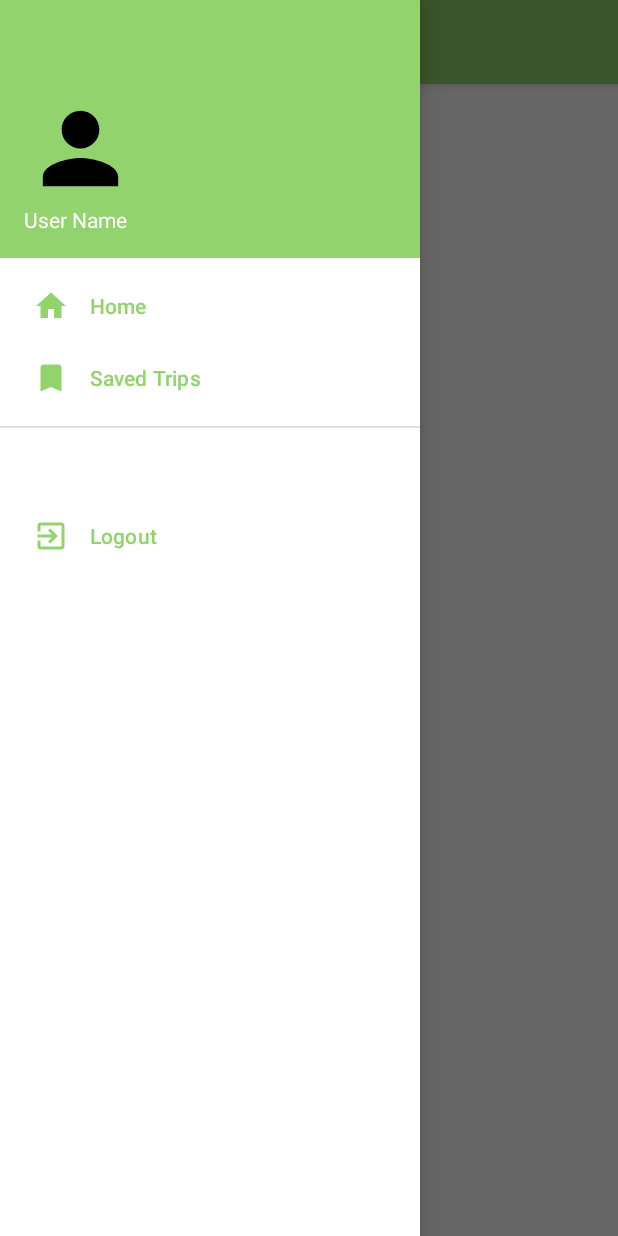
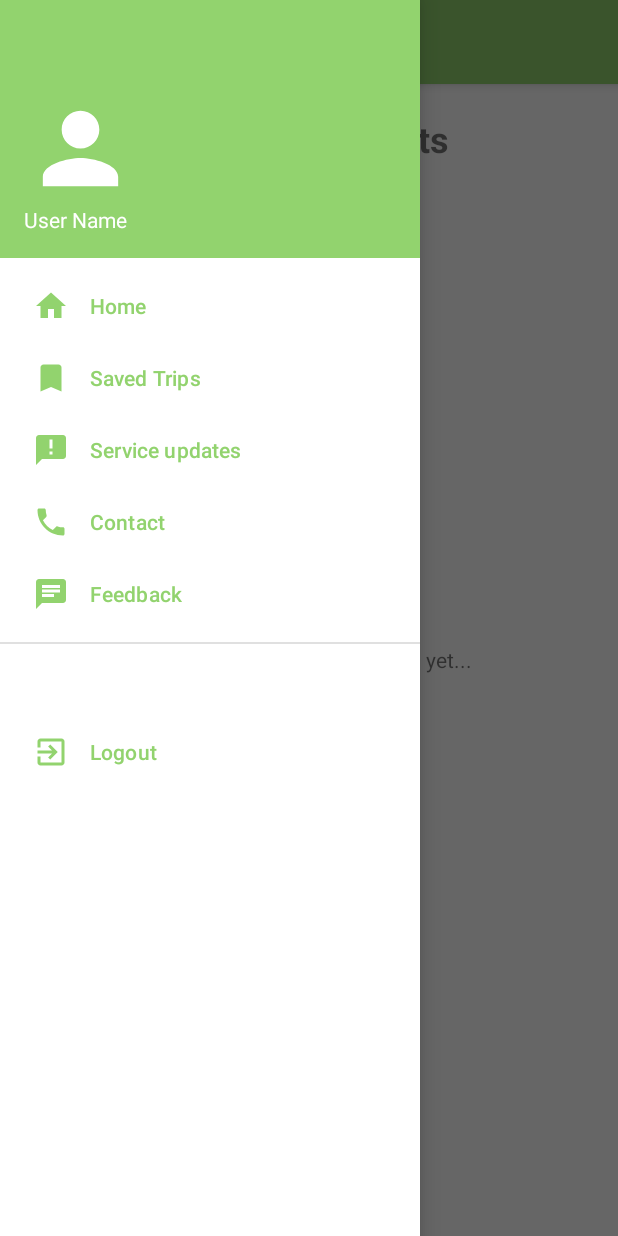
Before and after one commit to mochibocchi/OlympiNaV, an Android app: the screen it shows after launch (MainActivity), with the side drawer open, on a phone screen of 412 x 824 dp. Run offline under Robolectric (Android 15) with nearby library versions, the phone set to English and light mode, and no system bars.

Commit message:
Finalise navigation menu and MainActivity

```diff
--- a/app/src/main/java/com/example/olympinav/MainActivity.java
+++ b/app/src/main/java/com/example/olympinav/MainActivity.java
@@ -40,11 +40,26 @@ public class MainActivity extends AppCompatActivity implements NavigationView.On
         int itemId = item.getItemId();
 //    Here, you can add more items in the navigation bar on the left.
         if (itemId == R.id.nav_home) {
-            // Start the main activity or any other activity
+            // To navigate to a new activity, change the activity here:
             Intent intent = new Intent(this, MainActivity.class);
             startActivity(intent);
         }
-        else if (itemId == R.id.nav_savedtrips) {
+        else if (itemId == R.id.nav_saved_trips) {
+            Intent intent = new Intent(this, MainActivity.class);
+            startActivity(intent);
+        }
+
+        else if (itemId == R.id.nav_service_updates) {
+            Intent intent = new Intent(this, MainActivity.class);
+            startActivity(intent);
+        }
+
+        else if (itemId == R.id.nav_contact) {
+            Intent intent = new Intent(this, MainActivity.class);
+            startActivity(intent);
+        }
+
+        else if (itemId == R.id.nav_feedback) {
             Intent intent = new Intent(this, MainActivity.class);
             startActivity(intent);
         }
--- /dev/null
+++ b/app/src/main/res/drawable/baseline_announcement_24.xml
@@ -0,0 +1,5 @@
+<vector android:autoMirrored="true" android:height="24dp"
+    android:tint="#000000" android:viewportHeight="24"
+    android:viewportWidth="24" android:width="24dp" xmlns:android="http://schemas.android.com/apk/res/android">
+    <path android:fillColor="@android:color/white" android:pathData="M20,2L4,2c-1.1,0 -1.99,0.9 -1.99,2L2,22l4,-4h14c1.1,0 2,-0.9 2,-2L22,4c0,-1.1 -0.9,-2 -2,-2zM13,11h-2L11,5h2v6zM13,15h-2v-2h2v2z"/>
+</vector>
--- /dev/null
+++ b/app/src/main/res/drawable/baseline_chat_24.xml
@@ -0,0 +1,5 @@
+<vector android:autoMirrored="true" android:height="24dp"
+    android:tint="#000000" android:viewportHeight="24"
+    android:viewportWidth="24" android:width="24dp" xmlns:android="http://schemas.android.com/apk/res/android">
+    <path android:fillColor="@android:color/white" android:pathData="M20,2L4,2c-1.1,0 -1.99,0.9 -1.99,2L2,22l4,-4h14c1.1,0 2,-0.9 2,-2L22,4c0,-1.1 -0.9,-2 -2,-2zM6,9h12v2L6,11L6,9zM14,14L6,14v-2h8v2zM18,8L6,8L6,6h12v2z"/>
+</vector>
--- a/app/src/main/res/drawable/baseline_person_24.xml
+++ b/app/src/main/res/drawable/baseline_person_24.xml
@@ -1,4 +1,4 @@
-<vector android:height="24dp" android:tint="#000000"
+<vector android:height="24dp" android:tint="#FFFFFF"
     android:viewportHeight="24" android:viewportWidth="24"
     android:width="24dp" xmlns:android="http://schemas.android.com/apk/res/android">
     <path android:fillColor="@android:color/white" android:pathData="M12,12c2.21,0 4,-1.79 4,-4s-1.79,-4 -4,-4 -4,1.79 -4,4 1.79,4 4,4zM12,14c-2.67,0 -8,1.34 -8,4v2h16v-2c0,-2.66 -5.33,-4 -8,-4z"/>
--- /dev/null
+++ b/app/src/main/res/drawable/baseline_phone_24.xml
@@ -0,0 +1,5 @@
+<vector android:height="24dp" android:tint="#000000"
+    android:viewportHeight="24" android:viewportWidth="24"
+    android:width="24dp" xmlns:android="http://schemas.android.com/apk/res/android">
+    <path android:fillColor="@android:color/white" android:pathData="M6.62,10.79c1.44,2.83 3.76,5.14 6.59,6.59l2.2,-2.2c0.27,-0.27 0.67,-0.36 1.02,-0.24 1.12,0.37 2.33,0.57 3.57,0.57 0.55,0 1,0.45 1,1V20c0,0.55 -0.45,1 -1,1 -9.39,0 -17,-7.61 -17,-17 0,-0.55 0.45,-1 1,-1h3.5c0.55,0 1,0.45 1,1 0,1.25 0.2,2.45 0.57,3.57 0.11,0.35 0.03,0.74 -0.25,1.02l-2.2,2.2z"/>
+</vector>
--- a/app/src/main/res/layout/activity_main.xml
+++ b/app/src/main/res/layout/activity_main.xml
@@ -25,9 +25,27 @@
             android:popupTheme="@style/ThemeOverlay.AppCompat.Light"/>
 
         <FrameLayout
+            android:id="@+id/fragment_container"
             android:layout_width="match_parent"
-            android:layout_height="match_parent"
-            android:id="@+id/fragment_container"/>
+            android:layout_height="match_parent">
+
+            <TextView
+                android:layout_width="wrap_content"
+                android:layout_height="wrap_content"
+                android:text="Upcoming events"
+                android:textStyle="bold"
+                android:layout_gravity="center|top"
+
+                android:textSize="@dimen/main_heading_size"
+                android:paddingTop="@dimen/main_heading_padding_top"/>
+
+            <TextView
+                android:layout_width="wrap_content"
+                android:layout_height="wrap_content"
+                android:text="You haven't added any tickets yet..."
+                android:layout_gravity="center" />
+        </FrameLayout>
+
 
     </LinearLayout>
 
--- a/app/src/main/res/menu/nav_menu.xml
+++ b/app/src/main/res/menu/nav_menu.xml
@@ -12,10 +12,21 @@
             android:icon="@drawable/baseline_home_24"
             android:title="Home"/>
         <item
-            android:id="@+id/nav_savedtrips"
+            android:id="@+id/nav_saved_trips"
             android:icon="@drawable/baseline_bookmark_24"
             android:title="Saved Trips"/>
-
+        <item
+            android:id="@+id/nav_service_updates"
+            android:icon="@drawable/baseline_announcement_24"
+            android:title="Service updates"/>
+        <item
+            android:id="@+id/nav_contact"
+            android:icon="@drawable/baseline_phone_24"
+            android:title="Contact"/>
+        <item
+            android:id="@+id/nav_feedback"
+            android:icon="@drawable/baseline_chat_24"
+            android:title="Feedback"/>
     </group>
     <item
         android:title="">
@@ -25,6 +36,7 @@
                 android:id="@+id/nav_logout"
                 android:icon="@drawable/baseline_exit_to_app_24"
                 android:title="Logout"/>
+
         </menu>
 
     </item>
--- /dev/null
+++ b/app/src/main/res/values/dimens.xml
@@ -0,0 +1,6 @@
+<?xml version="1.0" encoding="utf-8"?>
+<resources>
+    <dimen name="main_heading_size">24sp</dimen>
+    <dimen name="main_heading_padding_top">20dp</dimen>
+
+</resources>
--- a/app/src/main/res/values/strings.xml
+++ b/app/src/main/res/values/strings.xml
@@ -1,14 +1,9 @@
 <resources>
-    <string name="app_name">OlympiNav</string>
+    <string name="app_name"></string>
     <string name="open_nav">Open Navigation Drawer</string>
     <string name="close_nav">Close Navigation Drawer</string>
-    <!-- TODO: Remove or change this placeholder text -->
-    <string name="hello_blank_fragment">Hello blank fragment</string>
-    <string name="title_activity_saved_trips">savedTrips</string>
-    <!-- Strings used for fragments for navigation -->
-    <string name="first_fragment_label">First Fragment</string>
-    <string name="second_fragment_label">Second Fragment</string>
     <string name="next">Next</string>
     <string name="previous">Previous</string>
 
+
 </resources>
--- a/app/src/main/res/values/themes.xml
+++ b/app/src/main/res/values/themes.xml
@@ -18,9 +18,8 @@
         <item name="android:windowEnterAnimation">@anim/slide_in</item>
         <item name="android:windowExitAnimation">@anim/slide_out</item>
     </style>
+
     <!-- Base application theme. -->
     <style name="Base.Theme.OlympiNav" parent="Theme.Material3.DayNight.NoActionBar">
-        <!-- Customize your light theme here. -->
-        <!-- <item name="colorPrimary">@color/my_light_primary</item> -->
     </style>
 </resources>
```
